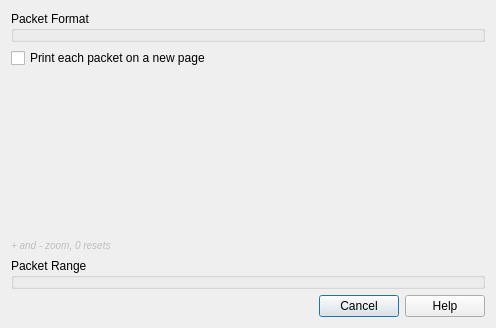
Old version of the form ui/qt/print_dialog.ui in the repository deepin-community/wireshark.
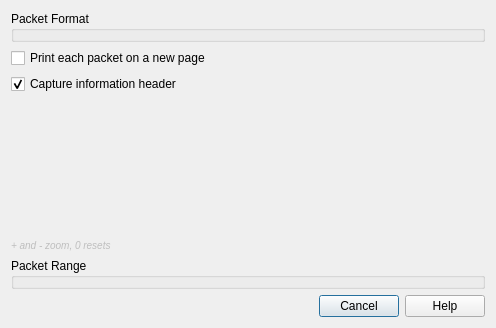
New version of the form. Custom widgets are drawn as their Qt base class.

```diff
--- a/ui/qt/print_dialog.ui
+++ b/ui/qt/print_dialog.ui
@@ -35,6 +35,19 @@
          </property>
         </widget>
        </item>
+       <item>
+        <widget class="QCheckBox" name="bannerCheckBox">
+         <property name="toolTip">
+          <string>&lt;html&gt;&lt;head/&gt;&lt;body&gt;&lt;p&gt;Print capture file information on each page&lt;/p&gt;&lt;/body&gt;&lt;/html&gt;</string>
+         </property>
+         <property name="text">
+          <string>Capture information header</string>
+         </property>
+         <property name="checked">
+          <bool>true</bool>
+         </property>
+        </widget>
+       </item>
        <item>
         <spacer name="verticalSpacer">
          <property name="orientation">
```
